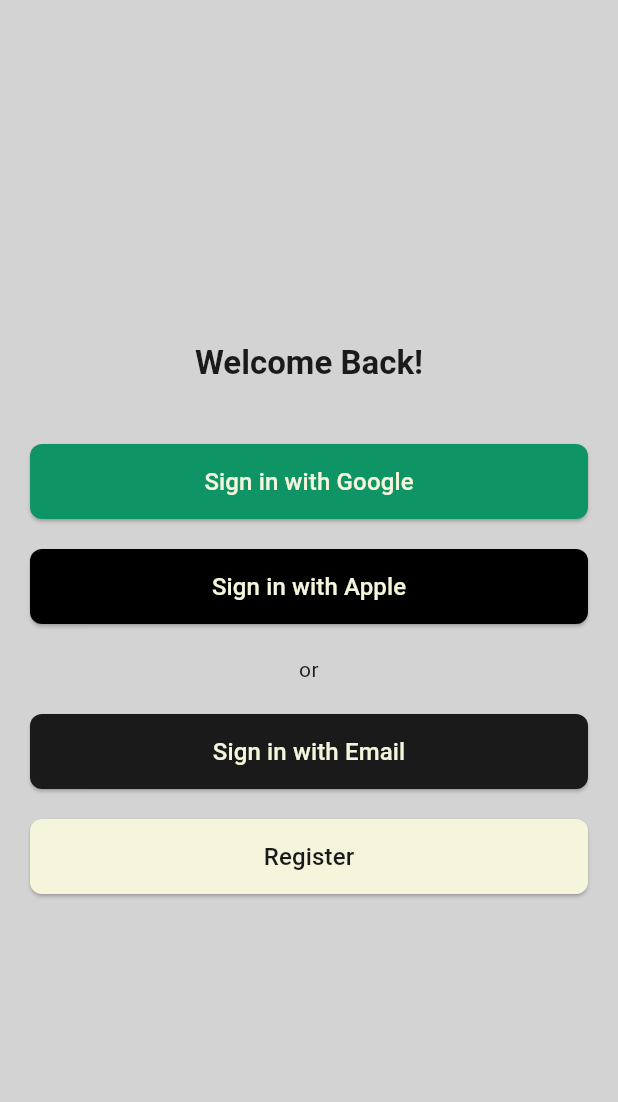
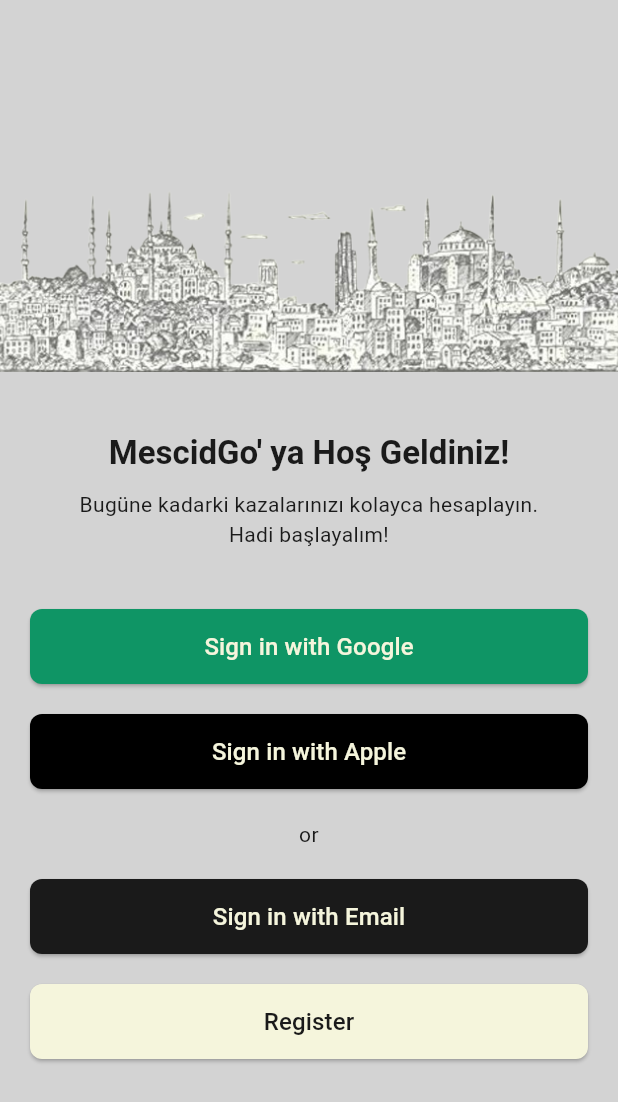
Before and after one commit to yunusyavuz16/mescidgo, a Flutter app: the screen it shows after launch, after a tap on "Sign in with Google", on a phone screen of 412 x 824 dp. Shown: the top 1102 px of the screen. Run offline on Flutter 3.47's test engine with Material 3 defaults, Android fonts, the phone set to English and light mode, and no system bars; our stand-ins replace firebase_auth, firebase_core, firebase_database, flutter_dotenv, font_awesome_flutter, google_sign_in and 2 more; accounts and stored records are empty.

Commit message:
login screen design

```diff
--- a/lib/features/auth/presentation/screens/login_screen.dart
+++ b/lib/features/auth/presentation/screens/login_screen.dart
@@ -44,12 +44,9 @@
         idToken: googleAuth.idToken,
       );
 
-      print("credential: $credential");
-
       final UserCredential userCredential =
           await _auth.signInWithCredential(credential);
 
-      print("userCredential: $userCredential");
       final User? user = userCredential.user;
 
       final DateTime now = DateTime.now();
@@ -60,8 +57,6 @@
           .child(user!.uid)
           .child('lastSignInTime')
           .update({'lastSignInTime': now.toString()});
-
-      print("user: $user");
 
       await _database
           .ref()
@@ -158,17 +153,42 @@
         children: [
           Center(
             child: Padding(
-              padding: const EdgeInsets.all(20.0),
+              padding: const EdgeInsets.symmetric(vertical: 20),
               child: Column(
                 mainAxisAlignment: MainAxisAlignment.center,
                 crossAxisAlignment: CrossAxisAlignment.stretch,
                 children: [
+                  Image.asset(
+                    'assets/images/image.png',
+                    width: MediaQuery.of(context)
+                        .size
+                        .width, // Ekranın tamamını kaplar
+                    height: 150,
+                    fit: BoxFit.cover, // Resmi kapsayacak şekilde kırpar
+                  ),
+                  Padding(
+                    padding: const EdgeInsets.all(20),
+                    child: Column(
+                      crossAxisAlignment: CrossAxisAlignment.stretch,
+                      mainAxisAlignment: MainAxisAlignment.start,
+                      children: [
+                        SizedBox(height: 20),
                         Text(
-                    'Welcome Back!',
+                          'MescidGo\' ya Hoş Geldiniz!',
                           textAlign: TextAlign.center,
-                    style: Theme.of(context).textTheme.titleLarge?.copyWith(
+                          style:
+                              Theme.of(context).textTheme.titleLarge?.copyWith(
                                     color: AppColors.nearBlack,
                                     fontWeight: FontWeight.bold,
+                                  ),
+                        ),
+                        SizedBox(height: 10),
+                        Text(
+                          'Bugüne kadarki kazalarınızı kolayca hesaplayın. \nHadi başlayalım!',
+                          textAlign: TextAlign.center,
+                          style:
+                              Theme.of(context).textTheme.bodyMedium?.copyWith(
+                                    color: AppColors.nearBlack,
                                   ),
                         ),
                         SizedBox(height: 40),
@@ -177,7 +197,8 @@
                           backgroundColor: AppColors.primaryGreen,
                           textColor: AppColors.primaryBeige,
                           isLoading: _isLoadingGoogle,
-                    onPressed: _isLoadingGoogle ? null : _signInWithGoogle,
+                          onPressed:
+                              _isLoadingGoogle ? null : _signInWithGoogle,
                         ),
                         SizedBox(height: 20),
                         CustomButton(
@@ -200,7 +221,8 @@
                           textColor: AppColors.primaryBeige,
                           onPressed: () {
                             Navigator.of(context).push(
-                        MaterialPageRoute(builder: (context) => EmailScreen()),
+                              MaterialPageRoute(
+                                  builder: (context) => EmailScreen()),
                             );
                           },
                         ),
@@ -219,6 +241,9 @@
                       ],
                     ),
                   ),
+                ],
+              ),
+            ),
           ),
           CustomLoadingOverlay(
             isLoading: _isLoadingGoogle || _isLoadingApple,
--- a/lib/main.dart
+++ b/lib/main.dart
@@ -7,8 +7,10 @@
 import 'package:mescidgo/features/settings/presentation/screens/settings_screen.dart';
 import 'package:mescidgo/features/splash/presentation/splash_screen.dart';
 import 'package:mescidgo/features/userPrayerTimes/presentation/screens/user_prayer_times_screen.dart';
+import 'package:flutter_dotenv/flutter_dotenv.dart';
 
 void main() async {
+  await dotenv.load(fileName: ".env");
   WidgetsFlutterBinding.ensureInitialized();
   await Firebase.initializeApp();
   await initializeDateFormatting('tr', null);
--- a/lib/services/prayer_times.dart
+++ b/lib/services/prayer_times.dart
@@ -1,9 +1,10 @@
 import 'dart:convert';
+import 'package:flutter_dotenv/flutter_dotenv.dart';
 import 'package:http/http.dart' as http;
 import '../models/prayer_times.dart';
 
 class ApiService {
-  final String baseUrl = 'https://fazilettakvimi.com/api/cms/daily?districtId=31&lang=1';
+  final String baseUrl = dotenv.env['API_URL']!;
 
   Future<PrayerTimes> fetchPrayerTimes() async {
     final response = await http.get(Uri.parse(baseUrl));
--- a/pubspec.yaml
+++ b/pubspec.yaml
@@ -51,6 +51,7 @@
   firebase_database: ^11.1.0
   font_awesome_flutter: ^10.7.0
   table_calendar: ^3.1.2
+  flutter_dotenv: ^5.1.0
 
 dev_dependencies:
   flutter_test:
@@ -73,6 +74,9 @@
   # included with your application, so that you can use the icons in
   # the material Icons class.
   uses-material-design: true
+  assets:
+      - .env
+      - assets/images/image.png
 
   # To add assets to your application, add an assets section, like this:
   # assets:
```
Also changed, not shown: lib/features/userPrayerTimes/presentation/screens/user_prayer_times_screen.dart (+19 -3 lines), assets/images/image.png (added), assets/images/login_image.png (added), pubspec.lock, 1 other file. Lines whose indentation alone changed are shown as unchanged.
